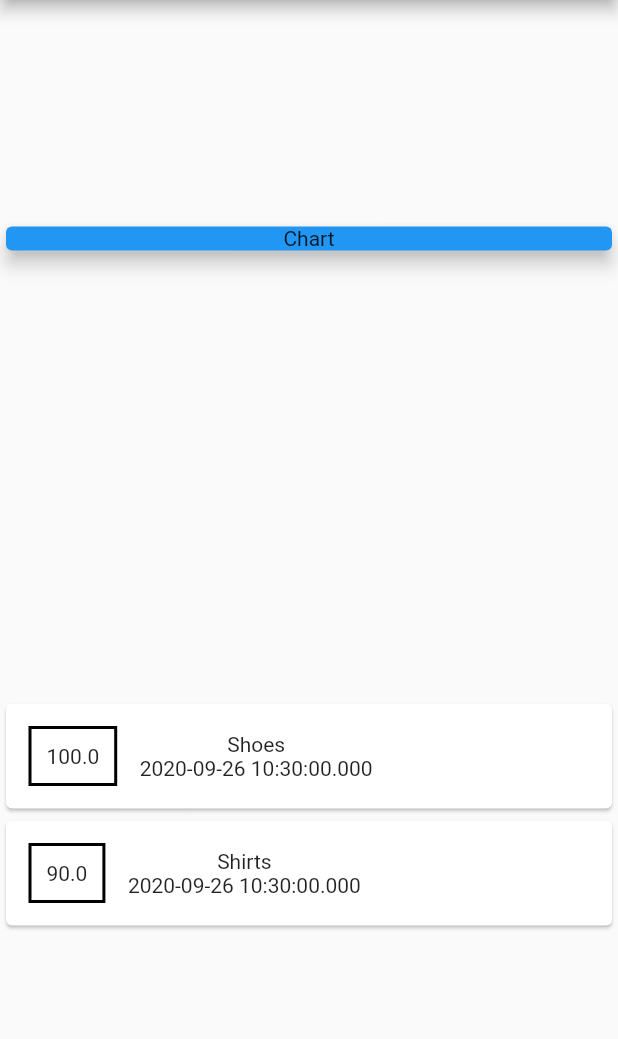
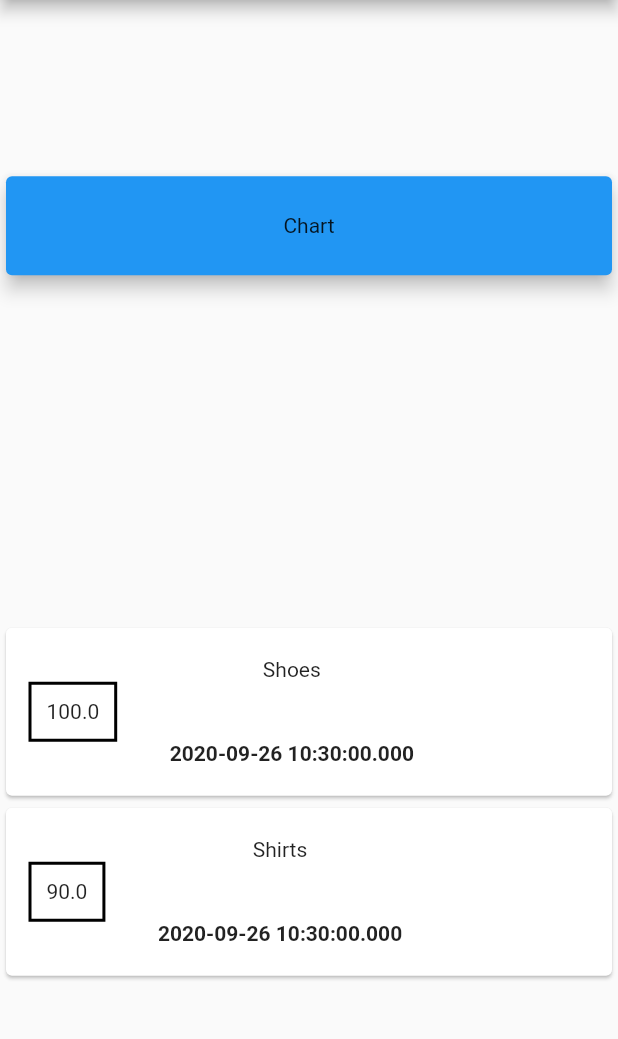
Before and after one commit to akashgkrishnan/learnFlutter, a Flutter app: the screen it shows after launch, on a phone screen of 412 x 824 dp, the part 84-1123 px from its top. Run offline on Flutter 3.47's test engine with Material 2 defaults, Android fonts, the phone set to English and light mode, and no system bars.

Commit message:
changes in app

```diff
--- a/expenses/lib/main.dart
+++ b/expenses/lib/main.dart
@@ -31,6 +31,8 @@ class MyHomePage extends StatelessWidget {
             Card(
               color: Colors.blue,
               child: Container(
+                padding: EdgeInsets.all(10),
+                margin: EdgeInsets.all(15),
                 width: double.infinity,
                 child: Center(
                   child: Text('Chart'),
@@ -55,8 +57,18 @@ class MyHomePage extends StatelessWidget {
                         ),
                       ),
                       Column(children: <Widget>[
-                        Text(txn.title),
-                        Text(txn.date.toString()),
+                        Container(
+                          padding: EdgeInsets.all(10),
+                          margin: EdgeInsets.all(10),
+                          child: Text(txn.title),
+                        ),
+                        Container(
+                          padding: EdgeInsets.all(10),
+                          margin: EdgeInsets.all(10),
+                          child: Text(
+                            txn.date.toString(),
+                            style: TextStyle(fontWeight: FontWeight.bold)),
+                        ),
                       ])
                     ],
                   ),
```
